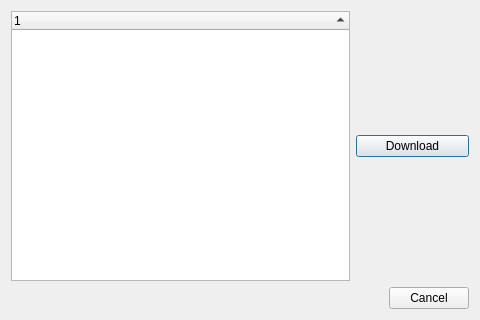
The window that HaiBeiDanCi/serverdatadialog.ui (HuangHuafeng/repeat) describes before a commit, drawn with Qt 5.
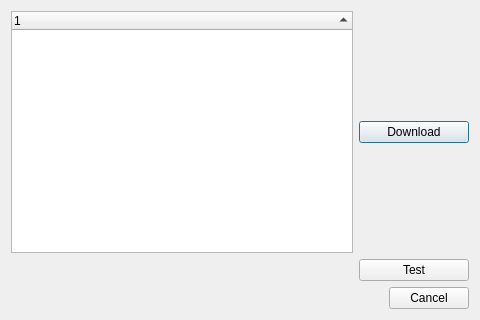
The same window after the commit.

Patch:
```diff
--- a/HaiBeiDanCi/serverdatadialog.ui
+++ b/HaiBeiDanCi/serverdatadialog.ui
@@ -38,6 +38,13 @@
        </column>
       </widget>
      </item>
+     <item row="1" column="3">
+      <widget class="QPushButton" name="pbTest">
+       <property name="text">
+        <string>Test</string>
+       </property>
+      </widget>
+     </item>
     </layout>
    </item>
    <item>
```
